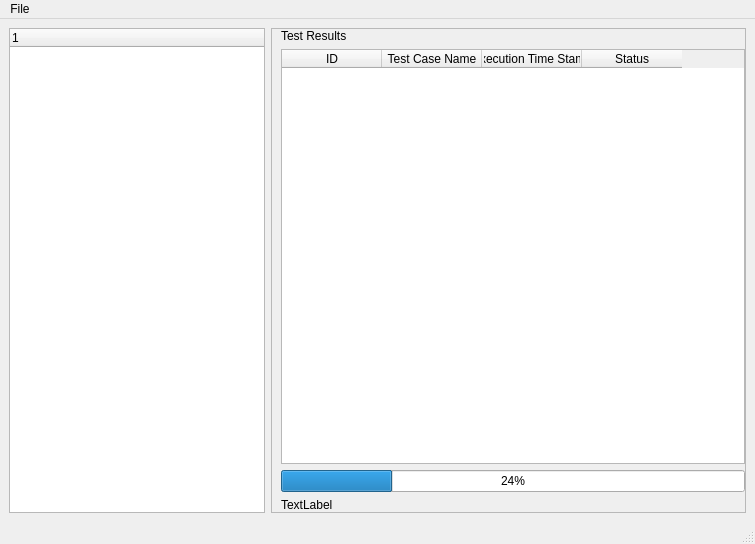
Old version of the form ui_files/home.ui in the repository npeersab/Universal-Data-Comparator.
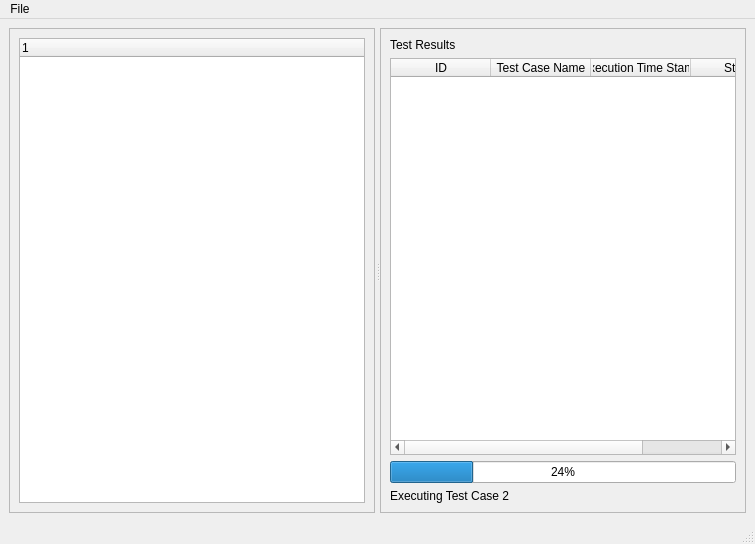
New version of the form.

```diff
--- a/ui_files/home.ui
+++ b/ui_files/home.ui
@@ -14,15 +14,37 @@
    <string>MainWindow</string>
   </property>
   <widget class="QWidget" name="central_widget">
-   <layout class="QHBoxLayout" name="horizontalLayout_2">
+   <layout class="QVBoxLayout" name="central_widget_layout">
+    <item>
+     <widget class="QSplitter" name="splitter">
+      <property name="orientation">
+       <enum>Qt::Horizontal</enum>
+      </property>
+      <property name="opaqueResize">
+       <bool>true</bool>
+      </property>
+      <property name="handleWidth">
+       <number>5</number>
+      </property>
+      <property name="childrenCollapsible">
+       <bool>false</bool>
+      </property>
+      <widget class="QFrame" name="test_project_tree_frame">
+       <property name="baseSize">
+        <size>
+         <width>0</width>
+         <height>0</height>
+        </size>
+       </property>
+       <property name="frameShape">
+        <enum>QFrame::StyledPanel</enum>
+       </property>
+       <property name="frameShadow">
+        <enum>QFrame::Raised</enum>
+       </property>
+       <layout class="QVBoxLayout" name="test_project_tree_frame_layout">
     <item>
      <widget class="QTreeWidget" name="test_project_tree">
-      <property name="sizePolicy">
-       <sizepolicy hsizetype="Fixed" vsizetype="Expanding">
-        <horstretch>0</horstretch>
-        <verstretch>0</verstretch>
-       </sizepolicy>
-      </property>
       <property name="contextMenuPolicy">
        <enum>Qt::CustomContextMenu</enum>
       </property>
@@ -39,27 +61,16 @@
       </column>
      </widget>
     </item>
-    <item>
-     <widget class="QFrame" name="frame">
+       </layout>
+      </widget>
+      <widget class="QFrame" name="result_frame">
       <property name="frameShape">
        <enum>QFrame::StyledPanel</enum>
       </property>
       <property name="frameShadow">
        <enum>QFrame::Raised</enum>
       </property>
-      <layout class="QVBoxLayout" name="vertical_layout">
-       <property name="leftMargin">
-        <number>9</number>
-       </property>
-       <property name="topMargin">
-        <number>0</number>
-       </property>
-       <property name="rightMargin">
-        <number>0</number>
-       </property>
-       <property name="bottomMargin">
-        <number>0</number>
-       </property>
+       <layout class="QVBoxLayout" name="result_frame_layout">
        <item>
         <widget class="QLabel" name="test_results_label">
          <property name="text">
@@ -134,11 +145,12 @@
        <item>
         <widget class="QLabel" name="progress_label">
          <property name="text">
-          <string>TextLabel</string>
+           <string>Executing Test Case 2</string>
          </property>
         </widget>
        </item>
       </layout>
+      </widget>
      </widget>
     </item>
    </layout>
```
Lines whose indentation alone changed are shown as unchanged.
